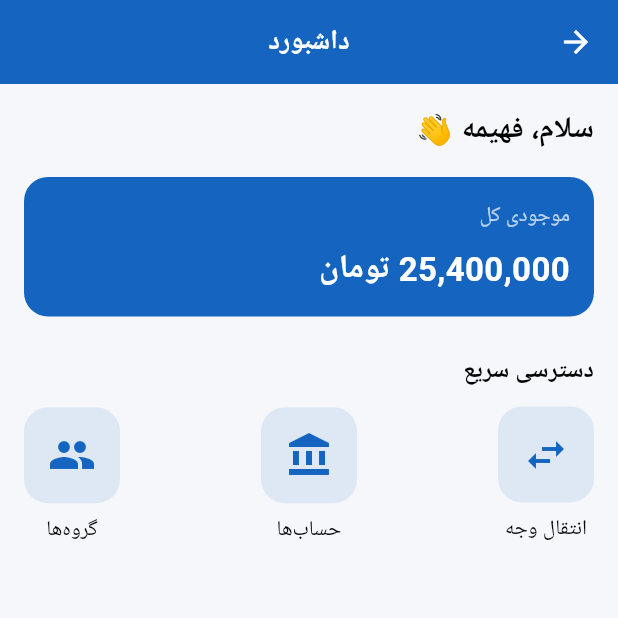
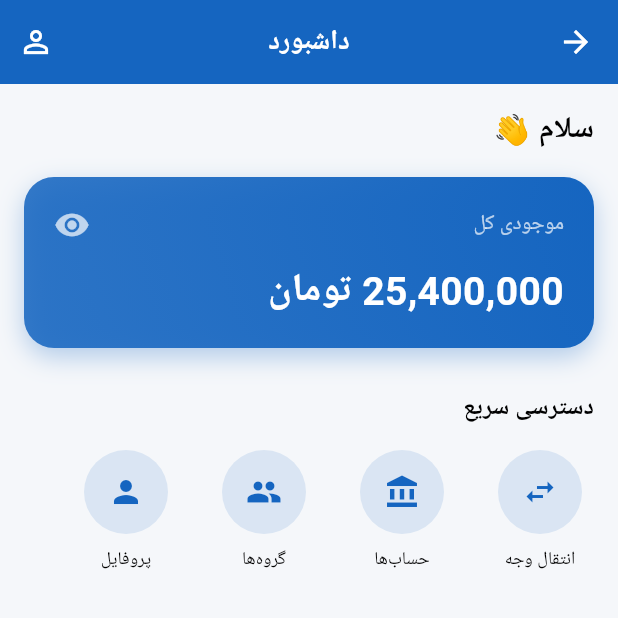
Before and after one commit to vhilli/-AP-Bank-Project-1404, a Flutter app: the HomeScreen screen opened by its route, on a phone screen of 412 x 824 dp, the top half of it. Run offline on Flutter 3.47's test engine with Material 3 defaults, Android fonts, the phone set to English and light mode, and no system bars; accounts and stored records are empty; Roboto replaces fonts that are missing (sans).

Commit message:
Finish phase 1

```diff
--- a/lib/core/theme/app_colors.dart
+++ b/lib/core/theme/app_colors.dart
@@ -1,21 +1,17 @@
 import 'package:flutter/material.dart';
 
 class AppColors {
-  AppColors._(); // ✅ جلوگیری از ساخته شدن object
+  AppColors._();
 
-  // 🎨 رنگ‌های اصلی
-  static const Color primary = Color(0xFF1565C0); // آبی بانکی
+  static const Color primary = Color(0xFF1565C0);
   static const Color secondary = Color(0xFF0D47A1);
 
-  // 🧾 پس‌زمینه
   static const Color background = Color(0xFFF5F7FA);
   static const Color surface = Colors.white;
 
-  // ✏️ متن‌ها
   static const Color textPrimary = Color(0xFF212121);
   static const Color textSecondary = Color(0xFF616161);
 
-  // ✅ وضعیت‌ها
   static const Color success = Color(0xFF2E7D32);
   static const Color error = Color(0xFFC62828);
   static const Color warning = Color(0xFFF9A825);
--- a/lib/data/models/account_model.dart
+++ b/lib/data/models/account_model.dart
@@ -24,9 +24,7 @@ class AccountModel {
     required this.transactions,
   });
 
-  /// داده‌های نمایشی (Mock Data) برای فاز اول پروژه
   static List<AccountModel> getMockAccounts() {
-    // تراکنش‌های حساب اصلی
     final mainAccountTransactions = [
       TransactionModel(
         id: 'T1001',
@@ -53,7 +51,6 @@ class AccountModel {
       ),
     ];
 
-    // تراکنش‌های حساب پس‌انداز
     final savingAccountTransactions = [
       TransactionModel(
         id: 'T2001',
--- a/lib/data/transaction_model.dart
+++ b/lib/data/transaction_model.dart
@@ -1,5 +1,3 @@
-// lib/data/transaction_model.dart
-
 import 'package:flutter/material.dart';
 
 enum TransactionType { deposit, withdrawal, transfer }
@@ -10,7 +8,7 @@ class TransactionModel {
   final int amount;
   final DateTime date;
   final TransactionType type;
-  final String category; // امتیازی: مثل دستمزد، اجاره، خرید
+  final String category;
 
   TransactionModel({
     required this.id,
@@ -21,7 +19,6 @@ class TransactionModel {
     this.category = 'بدون دسته‌بندی',
   });
 
-  // این تابع رنگ آیکون رو بر اساس نوع تراکنش برمی‌گردونه
   Color get color {
     switch (type) {
       case TransactionType.deposit:
@@ -35,7 +32,6 @@ class TransactionModel {
     }
   }
 
-  // این تابع آیکون مناسب رو برمی‌گردونه
   IconData get icon {
     switch (type) {
       case TransactionType.deposit:
--- a/lib/features/auth/login_screen.dart
+++ b/lib/features/auth/login_screen.dart
@@ -33,7 +33,6 @@ class LoginScreen extends StatelessWidget {
               width: double.infinity,
               child: ElevatedButton(
                 onPressed: () {
-                  // فاز اول: ناوبری نمایشی
                   Navigator.pushReplacementNamed(context, '/home');
                 },
                 child: const Text('ورود'),
--- a/lib/features/home/home_screen.dart
+++ b/lib/features/home/home_screen.dart
@@ -5,61 +5,83 @@ class HomeScreen extends StatelessWidget {
 
   @override
   Widget build(BuildContext context) {
+    final theme = Theme.of(context);
+
     return Scaffold(
       appBar: AppBar(
         title: const Text('داشبورد'),
         centerTitle: true,
+        actions: [
+          IconButton(
+            tooltip: 'پروفایل',
+            icon: const Icon(Icons.person_outline),
+            onPressed: () {
+              Navigator.pushNamed(context, '/profile');
+            },
           ),
-      body: Padding(
+        ],
+      ),
+      body: SingleChildScrollView(
+        physics: const BouncingScrollPhysics(),
         padding: const EdgeInsets.all(16),
         child: Column(
           crossAxisAlignment: CrossAxisAlignment.start,
           children: [
-            // 👤 خوش‌آمدگویی
             const Text(
-              'سلام، فهیمه 👋',
+              'سلام 👋',
               style: TextStyle(
                 fontSize: 20,
                 fontWeight: FontWeight.bold,
               ),
             ),
-
             const SizedBox(height: 16),
-
-            // 💳 کارت موجودی
             Container(
               width: double.infinity,
-              padding: const EdgeInsets.all(16),
+              padding: const EdgeInsets.all(20),
               decoration: BoxDecoration(
-                color: Theme.of(context).primaryColor,
-                borderRadius: BorderRadius.circular(16),
+                gradient: LinearGradient(
+                  colors: [
+                    theme.primaryColor,
+                    theme.primaryColor.withOpacity(0.85),
+                  ],
+                  begin: Alignment.topRight,
+                  end: Alignment.bottomLeft,
                 ),
-              child: const Column(
+                borderRadius: BorderRadius.circular(20),
+                boxShadow: [
+                  BoxShadow(
+                    color: theme.primaryColor.withOpacity(0.3),
+                    blurRadius: 14,
+                    offset: const Offset(0, 6),
+                  ),
+                ],
+              ),
+              child: Column(
                 crossAxisAlignment: CrossAxisAlignment.start,
+                children: const [
+                  Row(
+                    mainAxisAlignment: MainAxisAlignment.spaceBetween,
                     children: [
                       Text(
                         'موجودی کل',
-                    style: TextStyle(
-                      color: Colors.white70,
-                      fontSize: 14,
+                        style: TextStyle(color: Colors.white70),
                       ),
+                      Icon(Icons.visibility, color: Colors.white70),
+                    ],
                   ),
-                  SizedBox(height: 8),
+                  SizedBox(height: 12),
                   Text(
                     '25,400,000 تومان',
                     style: TextStyle(
                       color: Colors.white,
-                      fontSize: 22,
+                      fontSize: 26,
                       fontWeight: FontWeight.bold,
                     ),
                   ),
                 ],
               ),
             ),
-
-            const SizedBox(height: 24),
-
-            // ⚡ دسترسی سریع
+            const SizedBox(height: 28),
             const Text(
               'دسترسی سریع',
               style: TextStyle(
@@ -67,15 +89,17 @@ class HomeScreen extends StatelessWidget {
                 fontWeight: FontWeight.bold,
               ),
             ),
-
-            const SizedBox(height: 12),
-
-            Row(
-              mainAxisAlignment: MainAxisAlignment.spaceBetween,
+            const SizedBox(height: 16),
+            Wrap(
+              spacing: 20,
+              runSpacing: 20,
               children: [
                 _QuickAction(
                   icon: Icons.swap_horiz,
                   title: 'انتقال وجه',
+                  onTap: () {
+                    Navigator.pushNamed(context, '/transfer');
+                  },
                 ),
                 _QuickAction(
                   icon: Icons.account_balance,
@@ -91,7 +115,13 @@ class HomeScreen extends StatelessWidget {
                     Navigator.pushNamed(context, '/groups');
                   },
                 ),
-
+                _QuickAction(
+                  icon: Icons.person,
+                  title: 'پروفایل',
+                  onTap: () {
+                    Navigator.pushNamed(context, '/profile');
+                  },
+                ),
               ],
             ),
           ],
@@ -101,7 +131,6 @@ class HomeScreen extends StatelessWidget {
   }
 }
 
-/// ✅ ویجت دکمه‌های دسترسی سریع (کلیک‌پذیر)
 class _QuickAction extends StatelessWidget {
   final IconData icon;
   final String title;
@@ -115,27 +144,35 @@ class _QuickAction extends StatelessWidget {
 
   @override
   Widget build(BuildContext context) {
+    final theme = Theme.of(context);
+
     return InkWell(
-      borderRadius: BorderRadius.circular(16),
       onTap: onTap,
+      borderRadius: BorderRadius.circular(50),
+      child: SizedBox(
+        width: 72,
         child: Column(
           children: [
             Container(
-            width: 64,
-            height: 64,
+              width: 56,
+              height: 56,
               decoration: BoxDecoration(
-              color: Theme.of(context).primaryColor.withOpacity(0.1),
-              borderRadius: BorderRadius.circular(16),
+                color: theme.primaryColor.withOpacity(0.12),
+                shape: BoxShape.circle,
               ),
               child: Icon(
                 icon,
-              color: Theme.of(context).primaryColor,
-              size: 32,
+                color: theme.primaryColor,
               ),
             ),
             const SizedBox(height: 8),
-          Text(title),
+            Text(
+              title,
+              textAlign: TextAlign.center,
+              style: const TextStyle(fontSize: 12),
+            ),
           ],
+        ),
       ),
     );
   }
```
Also changed, not shown: lib/core/theme/app_theme.dart (+0 -15 lines), lib/data/models/user_model.dart (+3 -4 lines), lib/features/accounts/account_details_screen.dart (+5 -15 lines), lib/features/accounts/accounts_screen.dart (+2 -11 lines), lib/features/shared_groups/shared_group_details_screen.dart (+0 -10 lines), lib/features/shared_groups/shared_groups_screen.dart (+0 -8 lines), lib/main.dart (+4 -8 lines), lib/presentation/screens/profile/profile_screen.dart (+146 -0 lines), lib/presentation/screens/transfer_money_screen.dart (+125 -0 lines). Lines whose indentation alone changed are shown as unchanged.
